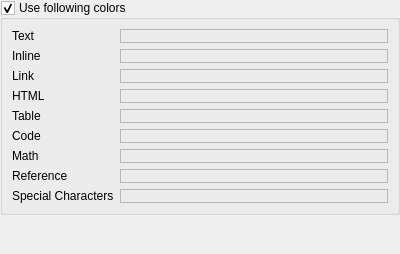
Above: src/editor/colors.ui from igormironchik/markdown-tools before the change. Below: the same form after it.
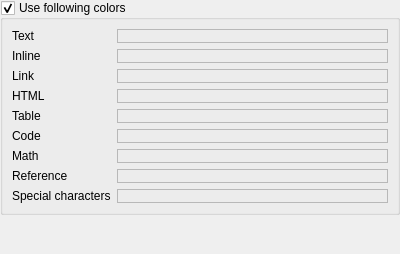
That is the form after the change. Custom widgets are drawn as their Qt base class.

What changed in the file:
```diff
--- a/src/editor/colors.ui
+++ b/src/editor/colors.ui
@@ -97,7 +97,7 @@
       <item row="8" column="0">
        <widget class="QLabel" name="label_12">
         <property name="text">
-         <string>Special Characters</string>
+         <string>Special characters</string>
         </property>
        </widget>
       </item>
```
